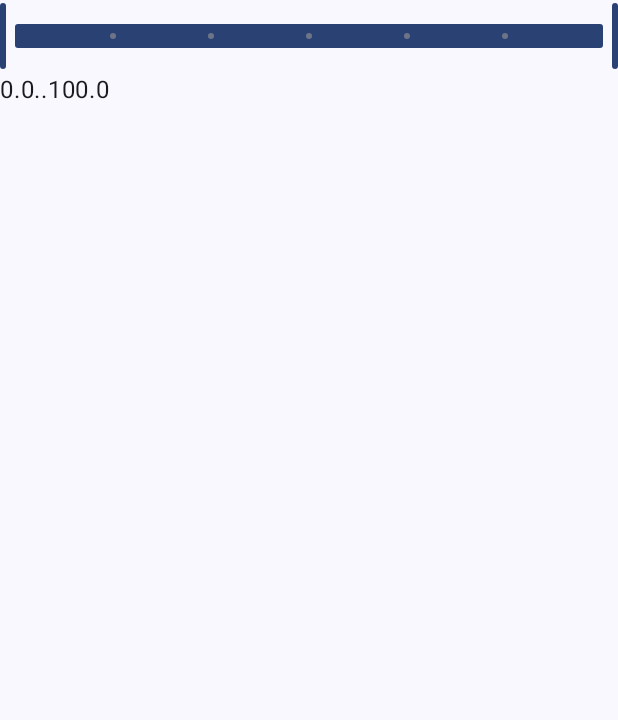
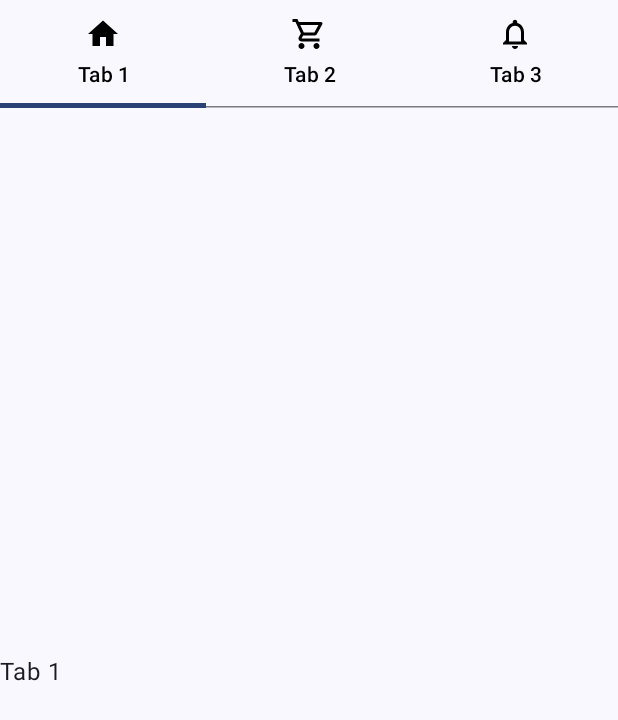
Before and after one commit to FebinAugustine/AndroidJetpackComposeComponents, an Android app built with Jetpack Compose: the screen it shows after launch (MainActivity), on a phone screen of 412 x 824 dp. Shown: the top 720 px of the screen. Run offline under Robolectric (Android 15) with nearby library versions, the phone set to English and light mode, and no system bars.

Commit message:
Advanced Components section started. Tabs with pager added.

```diff
--- a/app/src/main/java/com/febin/mycomponents/MainActivity.kt
+++ b/app/src/main/java/com/febin/mycomponents/MainActivity.kt
@@ -8,7 +8,7 @@ import androidx.compose.foundation.layout.fillMaxSize
 import androidx.compose.foundation.layout.padding
 import androidx.compose.material3.Scaffold
 import androidx.compose.ui.Modifier
-import com.febin.mycomponents.sliderComponents.RangeSliderComp
+import com.febin.mycomponents.advancedComponents.tabWithPager.TabWithPagerComp
 import com.febin.mycomponents.ui.theme.MyComponentsTheme
 
 class MainActivity : ComponentActivity() {
@@ -21,7 +21,7 @@ class MainActivity : ComponentActivity() {
                     modifier = Modifier.fillMaxSize(),
                 ) { values ->
 
-                    RangeSliderComp(
+                    TabWithPagerComp(
                         modifier = Modifier
                             .padding(values),
 
--- /dev/null
+++ b/app/src/main/java/com/febin/mycomponents/advancedComponents/tabWithPager/TabWithPager.kt
@@ -0,0 +1,172 @@
+package com.febin.mycomponents.advancedComponents.tabWithPager
+
+import androidx.compose.foundation.ExperimentalFoundationApi
+import androidx.compose.foundation.layout.Box
+import androidx.compose.foundation.layout.Column
+import androidx.compose.foundation.layout.fillMaxSize
+import androidx.compose.foundation.layout.fillMaxWidth
+import androidx.compose.foundation.pager.HorizontalPager
+import androidx.compose.foundation.pager.rememberPagerState
+import androidx.compose.material.icons.Icons
+import androidx.compose.material.icons.filled.Home
+import androidx.compose.material.icons.filled.Notifications
+import androidx.compose.material.icons.filled.ShoppingCart
+import androidx.compose.material.icons.outlined.Home
+import androidx.compose.material.icons.outlined.Notifications
+import androidx.compose.material.icons.outlined.ShoppingCart
+import androidx.compose.material3.ExperimentalMaterial3Api
+import androidx.compose.material3.Icon
+import androidx.compose.material3.MaterialTheme
+import androidx.compose.material3.Tab
+import androidx.compose.material3.TabRow
+import androidx.compose.material3.Text
+import androidx.compose.material3.contentColorFor
+import androidx.compose.runtime.Composable
+import androidx.compose.runtime.LaunchedEffect
+import androidx.compose.runtime.getValue
+import androidx.compose.runtime.mutableIntStateOf
+import androidx.compose.runtime.remember
+import androidx.compose.runtime.setValue
+import androidx.compose.ui.Modifier
+import androidx.compose.ui.graphics.vector.ImageVector
+import androidx.compose.ui.tooling.preview.Preview
+
+
+@OptIn(ExperimentalMaterial3Api::class, ExperimentalFoundationApi::class)
+@Composable
+fun TabWithPagerComp(
+    modifier: Modifier = Modifier,
+) {
+
+    var selectedTabIndex by remember {
+        mutableIntStateOf(0)
+    }
+
+    val pagerState = rememberPagerState {
+        tabData2.size
+    }
+
+    LaunchedEffect(selectedTabIndex) {
+        pagerState.scrollToPage(selectedTabIndex)
+    }
+    LaunchedEffect(pagerState.currentPage) {
+        selectedTabIndex = pagerState.currentPage
+
+    }
+
+
+
+    Box(
+        modifier = Modifier
+            .fillMaxSize()
+    ) {
+
+
+        Column(
+            modifier = Modifier
+                .fillMaxSize()
+
+        ) {
+            TabRow(
+                selectedTabIndex = selectedTabIndex,
+
+                contentColor = MaterialTheme.colorScheme.contentColorFor(MaterialTheme.colorScheme.onSurface),
+
+                ) {
+                tabData2.forEachIndexed { index, item ->
+                    Tab(
+                        selected = index == selectedTabIndex,
+                        onClick = { selectedTabIndex = index },
+                        text = {
+                            Text(text = item.title)
+                        },
+                        icon = {
+                            Icon(
+                                imageVector = if (index == selectedTabIndex) item.selectedIcon else item.unselectedIcon,
+                                contentDescription = item.title,
+                            )
+                        }
+                    )
+
+                }
+
+            }
+
+            // Pager Content Starts Here
+            Column(
+                modifier = Modifier
+                    .fillMaxSize()
+
+            ) {
+                HorizontalPager(
+                    state = pagerState,
+                    modifier = Modifier
+                        .fillMaxWidth()
+                        .weight(1f),
+                ) { index ->
+
+                    val item = tabData2[index]
+
+                    when (item.title) {
+                        "Tab 1" -> {
+                           /* Call your composable function here */
+                            Text(text = "Tab 1")
+                        }
+                        "Tab 2" -> {
+                            /* Call your composable function here */
+                            Text(text = "Tab 2")
+                        }
+                        "Tab 3" -> {
+                            /* Call your composable function here */
+                            Text(text = "Tab 3")
+                        }
+
+                    }
+
+                }
+            }
+
+        }
+    }
+
+
+}
+
+
+// You have to include this Tab Items List in your View Model
+// List of tab items
+private val tabItems2 = listOf(
+    TabItem(
+        title = "Tab 1",
+        unselectedIcon = Icons.Outlined.Home,
+        selectedIcon = Icons.Filled.Home,
+    ),
+
+    TabItem(
+        title = "Tab 2",
+        unselectedIcon = Icons.Outlined.ShoppingCart,
+        selectedIcon = Icons.Filled.ShoppingCart,
+    ),
+
+    TabItem(
+        title = "Tab 3",
+        unselectedIcon = Icons.Outlined.Notifications,
+        selectedIcon = Icons.Filled.Notifications,
+    ),
+
+
+)
+val tabData2: List<TabItem> = tabItems2
+
+data class TabItems(
+    val title: String,
+    val unselectedIcon: ImageVector,
+    val selectedIcon: ImageVector,
+)
+
+
+@Preview(showBackground = true, showSystemUi = true)
+@Composable
+fun TabWithPagerCompPreview() {
+    TabWithPagerComp(modifier = Modifier.fillMaxSize())
+}
```
Also changed, not shown: app/src/main/java/com/febin/mycomponents/advancedComponents/tabWithPager/ScrollableTabWithPager.kt (added, +193 -0 lines).
